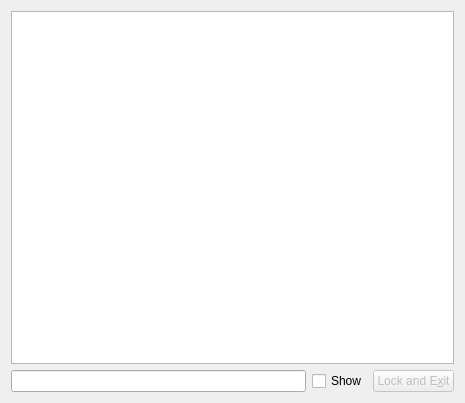
FreedomBen/password-sticky-note, file password-sticky-note/mainwindow.ui: the form before one commit.
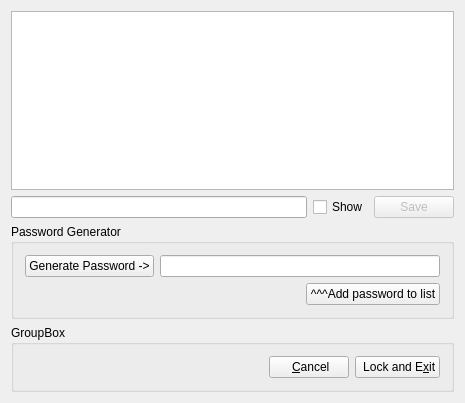
The form after the commit. Icons and pictures are not drawn.

Commit message: Add controls for generating passwords

What changed in the file:
```diff
--- a/password-sticky-note/mainwindow.ui
+++ b/password-sticky-note/mainwindow.ui
@@ -44,7 +44,7 @@
          <bool>false</bool>
         </property>
         <property name="text">
-         <string>Lock and E&amp;xit</string>
+         <string>Save</string>
         </property>
         <property name="icon">
          <iconset resource="icons/icons.qrc">
@@ -54,6 +54,101 @@
       </item>
      </layout>
     </item>
+    <item>
+     <widget class="QGroupBox" name="groupBox">
+      <property name="title">
+       <string>Password Generator</string>
+      </property>
+      <layout class="QVBoxLayout" name="verticalLayout_2">
+       <item>
+        <layout class="QHBoxLayout" name="horizontalLayout_2">
+         <item>
+          <widget class="QPushButton" name="generatePasswordButton">
+           <property name="text">
+            <string>Generate Password -&gt;</string>
+           </property>
+          </widget>
+         </item>
+         <item>
+          <widget class="QLineEdit" name="generatePasswordLineEdit"/>
+         </item>
+        </layout>
+       </item>
+       <item>
+        <layout class="QHBoxLayout" name="horizontalLayout_3">
+         <item>
+          <spacer name="horizontalSpacer">
+           <property name="orientation">
+            <enum>Qt::Horizontal</enum>
+           </property>
+           <property name="sizeHint" stdset="0">
+            <size>
+             <width>40</width>
+             <height>20</height>
+            </size>
+           </property>
+          </spacer>
+         </item>
+         <item>
+          <widget class="QPushButton" name="pushButton">
+           <property name="text">
+            <string>^^^Add password to list</string>
+           </property>
+          </widget>
+         </item>
+        </layout>
+       </item>
+      </layout>
+     </widget>
+    </item>
+    <item>
+     <widget class="QGroupBox" name="groupBox_2">
+      <property name="title">
+       <string>GroupBox</string>
+      </property>
+      <layout class="QVBoxLayout" name="verticalLayout_3">
+       <item>
+        <layout class="QHBoxLayout" name="horizontalLayout_4">
+         <item>
+          <spacer name="horizontalSpacer_2">
+           <property name="orientation">
+            <enum>Qt::Horizontal</enum>
+           </property>
+           <property name="sizeHint" stdset="0">
+            <size>
+             <width>40</width>
+             <height>20</height>
+            </size>
+           </property>
+          </spacer>
+         </item>
+         <item>
+          <widget class="QPushButton" name="pushButton_3">
+           <property name="text">
+            <string> &amp;Cancel</string>
+           </property>
+           <property name="icon">
+            <iconset resource="icons/icons.qrc">
+             <normaloff>:/x.png</normaloff>:/x.png</iconset>
+           </property>
+          </widget>
+         </item>
+         <item>
+          <widget class="QPushButton" name="lockAndExitButton">
+           <property name="text">
+            <string> Lock and E&amp;xit</string>
+           </property>
+           <property name="icon">
+            <iconset resource="icons/icons.qrc">
+             <normaloff>:/lock.png</normaloff>:/lock.png</iconset>
+           </property>
+          </widget>
+         </item>
+        </layout>
+       </item>
+      </layout>
+     </widget>
+    </item>
    </layout>
   </widget>
   <action name="actionLock_and_Exit">
```
Left out of the diff: 2 changed lines with no effect on the pictures. The commit also changes 2 other files.
